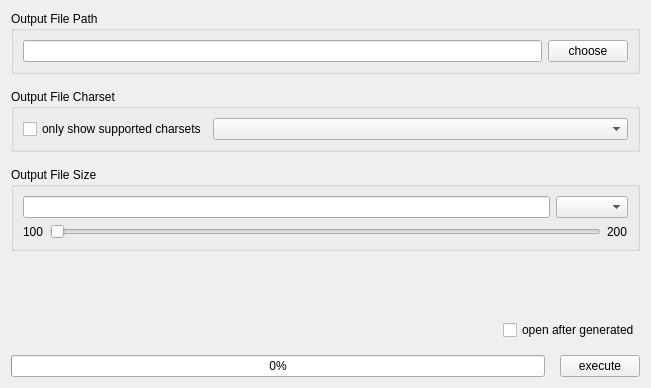
The window that src/lib/qt/big_file_generator.ui (haocxy/litext) describes before a commit, drawn with Qt 5.
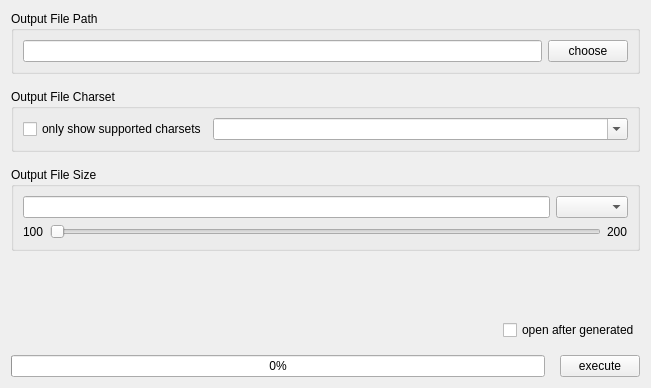
The same window after the commit.

Commit message: 大文件生成界面的字符集选择

```diff
--- a/src/lib/qt/big_file_generator.ui
+++ b/src/lib/qt/big_file_generator.ui
@@ -57,6 +57,15 @@
           <verstretch>0</verstretch>
          </sizepolicy>
         </property>
+        <property name="editable">
+         <bool>true</bool>
+        </property>
+        <property name="currentText">
+         <string/>
+        </property>
+        <property name="maxVisibleItems">
+         <number>30</number>
+        </property>
        </widget>
       </item>
      </layout>
```
Left out of the diff: 4 changed lines with no effect on the pictures. The commit also changes 2 other files.
